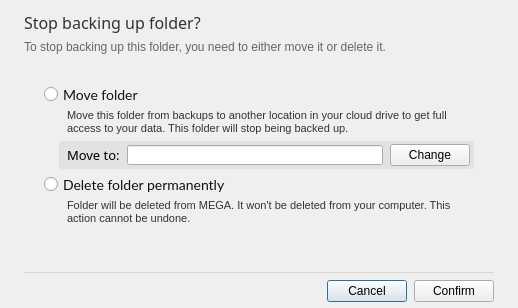
Above: src/MEGASync/gui/macx/RemoveBackupDialog.ui from meganz/MEGAsync before the change. Below: the same form after it.
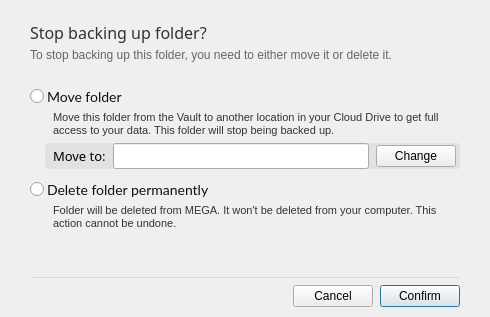
That is the form after the change.

The edit to the form file:
```diff
--- a/src/MEGASync/gui/macx/RemoveBackupDialog.ui
+++ b/src/MEGASync/gui/macx/RemoveBackupDialog.ui
@@ -27,20 +27,38 @@
     <enum>QLayout::SetFixedSize</enum>
    </property>
    <property name="leftMargin">
-    <number>24</number>
+    <number>0</number>
+   </property>
+   <property name="topMargin">
+    <number>21</number>
    </property>
    <property name="rightMargin">
-    <number>24</number>
+    <number>0</number>
    </property>
    <property name="bottomMargin">
-    <number>6</number>
+    <number>10</number>
    </property>
    <item>
     <layout class="QVBoxLayout" name="verticalLayout_3">
+     <property name="spacing">
+      <number>0</number>
+     </property>
+     <property name="leftMargin">
+      <number>0</number>
+     </property>
+     <property name="rightMargin">
+      <number>0</number>
+     </property>
      <item>
       <layout class="QVBoxLayout" name="verticalLayout">
        <property name="spacing">
-        <number>-1</number>
+        <number>4</number>
+       </property>
+       <property name="leftMargin">
+        <number>30</number>
+       </property>
+       <property name="rightMargin">
+        <number>30</number>
        </property>
        <item>
         <widget class="QLabel" name="lTitle">
@@ -80,16 +98,37 @@
      <item>
       <layout class="QVBoxLayout" name="verticalLayout_2">
        <property name="spacing">
-        <number>-1</number>
+        <number>6</number>
        </property>
        <property name="leftMargin">
-        <number>20</number>
+        <number>30</number>
        </property>
        <property name="topMargin">
         <number>25</number>
        </property>
        <property name="rightMargin">
-        <number>20</number>
+        <number>30</number>
+       </property>
+       <property name="bottomMargin">
+        <number>0</number>
+       </property>
+       <item>
+        <widget class="QWidget" name="widget" native="true">
+         <property name="minimumSize">
+          <size>
+           <width>0</width>
+           <height>0</height>
+          </size>
+         </property>
+         <layout class="QVBoxLayout" name="verticalLayout_6">
+          <property name="leftMargin">
+           <number>0</number>
+          </property>
+          <property name="topMargin">
+           <number>0</number>
+          </property>
+          <property name="rightMargin">
+           <number>0</number>
        </property>
        <property name="bottomMargin">
         <number>0</number>
@@ -101,7 +140,7 @@
   color: #111111;
   font-family: Lato;
   font-size: 14px;
-  spacing: 5px;
+  spacing: 3px;
 }</string>
          </property>
          <property name="text">
@@ -125,7 +164,7 @@
 }</string>
          </property>
          <property name="text">
-          <string>Move this folder from backups to another location in your cloud drive to get full access to your data. This folder will stop being backed up.</string>
+             <string>Move this folder from the Vault to another location in your Cloud Drive to get full access to your data. This folder will stop being backed up.</string>
          </property>
          <property name="wordWrap">
           <bool>true</bool>
@@ -145,13 +184,13 @@
            <property name="minimumSize">
             <size>
              <width>0</width>
-             <height>28</height>
+                <height>0</height>
             </size>
            </property>
            <property name="maximumSize">
             <size>
              <width>16777215</width>
-             <height>28</height>
+                <height>16777215</height>
             </size>
            </property>
            <property name="styleSheet">
@@ -178,6 +217,12 @@
             </property>
             <item alignment="Qt::AlignVCenter">
              <widget class="QLabel" name="label_5">
+                 <property name="minimumSize">
+                  <size>
+                   <width>0</width>
+                   <height>20</height>
+                  </size>
+                 </property>
               <property name="styleSheet">
                <string notr="true">QLabel{
 font-family:SF Pro Regular;
@@ -200,7 +245,7 @@
               <property name="maximumSize">
                <size>
                 <width>16777215</width>
-                <height>20</height>
+                   <height>16777215</height>
                </size>
               </property>
               <property name="styleSheet">
@@ -238,6 +283,46 @@
          </item>
         </layout>
        </item>
+         </layout>
+        </widget>
+       </item>
+       <item>
+        <spacer name="verticalSpacer_2">
+         <property name="orientation">
+          <enum>Qt::Vertical</enum>
+         </property>
+         <property name="sizeType">
+          <enum>QSizePolicy::Fixed</enum>
+         </property>
+         <property name="sizeHint" stdset="0">
+          <size>
+           <width>20</width>
+           <height>5</height>
+          </size>
+         </property>
+        </spacer>
+       </item>
+       <item>
+        <widget class="QWidget" name="widget_2" native="true">
+         <property name="minimumSize">
+          <size>
+           <width>0</width>
+           <height>0</height>
+          </size>
+         </property>
+         <layout class="QVBoxLayout" name="verticalLayout_5">
+          <property name="leftMargin">
+           <number>0</number>
+          </property>
+          <property name="topMargin">
+           <number>0</number>
+          </property>
+          <property name="rightMargin">
+           <number>0</number>
+          </property>
+          <property name="bottomMargin">
+           <number>0</number>
+          </property>
        <item>
         <widget class="QRadioButton" name="rDeleteFolder">
          <property name="styleSheet">
@@ -245,7 +330,7 @@
   color: #111111;
   font-family: Lato;
   font-size: 14px;
-  spacing: 5px;
+  spacing: 3px;
 }</string>
          </property>
          <property name="text">
@@ -276,6 +361,9 @@
          </property>
         </widget>
        </item>
+         </layout>
+        </widget>
+       </item>
        <item>
         <spacer name="verticalSpacer">
          <property name="orientation">
@@ -298,6 +386,8 @@
      <property name="styleSheet">
       <string notr="true">QFrame{
 color:rgba(0,0,0,0.1);
+margin-left: 32px;
+margin-right: 32px;
 }</string>
      </property>
      <property name="frameShadow">
@@ -313,6 +403,12 @@
      <property name="spacing">
       <number>7</number>
      </property>
+     <property name="leftMargin">
+      <number>30</number>
+     </property>
+     <property name="rightMargin">
+      <number>30</number>
+     </property>
      <property name="bottomMargin">
       <number>0</number>
      </property>
@@ -338,7 +434,7 @@
         <bool>false</bool>
        </property>
        <property name="default">
-        <bool>true</bool>
+        <bool>false</bool>
        </property>
       </widget>
      </item>
@@ -347,6 +443,9 @@
        <property name="text">
         <string>Confirm</string>
        </property>
+       <property name="default">
+        <bool>true</bool>
+       </property>
       </widget>
      </item>
     </layout>
```
Left out of the diff: 3 changed lines with no effect on the pictures. Lines whose indentation alone changed are shown as unchanged.
